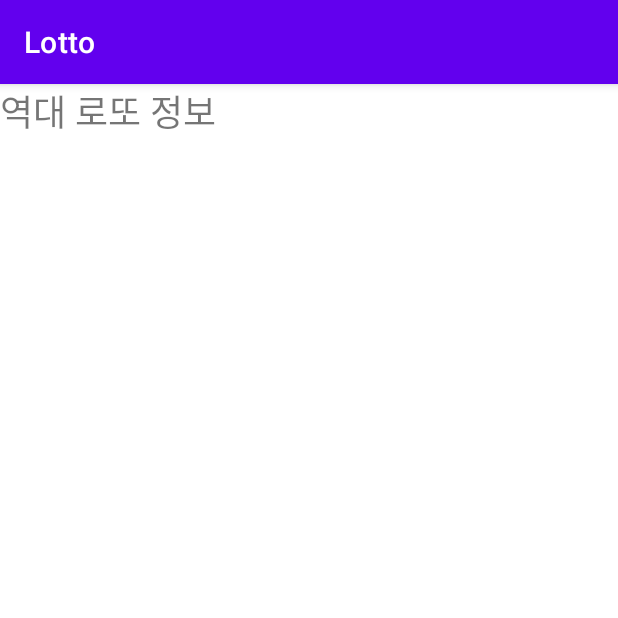
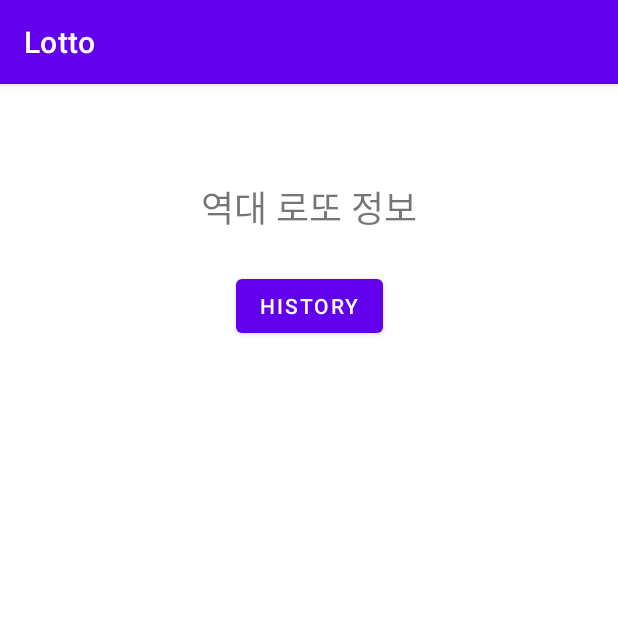
Before and after one commit to jiho1330/Lotto, an Android app: the LottoHistoryActivity screen opened directly, with no data from a screen before it, on a phone screen of 412 x 824 dp, the top half of it. Run offline under Robolectric (Android 15) with nearby library versions, the phone set to English and light mode, and no system bars.

Commit message:
Lotto History View 추가
List View 추가 및 항목 추가 기능 버튼에 추가

```diff
--- a/app/src/main/java/com/baram/lotto/LottoHistoryActivity.java
+++ b/app/src/main/java/com/baram/lotto/LottoHistoryActivity.java
@@ -2,13 +2,54 @@ package com.baram.lotto;
 
 import androidx.appcompat.app.AppCompatActivity;
 
+import android.content.Intent;
 import android.os.Bundle;
+import android.view.View;
+import android.widget.Button;
+import android.widget.ListView;
+import android.widget.ArrayAdapter;
+
+import java.util.ArrayList;
 
 public class LottoHistoryActivity extends AppCompatActivity {
+
+    Button btnLottoHistoryView;
+
+    ArrayList<String> items;
+    ArrayAdapter<String> adapter;
+    ListView listView;
 
     @Override
     protected void onCreate(Bundle savedInstanceState) {
         super.onCreate(savedInstanceState);
         setContentView(R.layout.activity_lotto_history);
+
+        // 역대 로또 정보 버튼
+        items = new ArrayList<String>();
+
+        // 어댑터 생성
+        adapter = new ArrayAdapter<String>(LottoHistoryActivity.this, android.R.layout.simple_list_item_1, items);
+
+        // 어댑터 설정
+        listView = (ListView) findViewById(R.id.LottoHistoryList);
+        listView.setAdapter(adapter);
+        //listView.setChoiceMode(ListView.CHOICE_MODE_SINGLE); // 하나의 항목만 선택할 수 있도록 설정
+
+        btnLottoHistoryView = findViewById(R.id.btnLottoHistoryView);
+        btnLottoHistoryView.setOnClickListener(new View.OnClickListener() {
+            @Override
+            public void onClick(View v) {   //여기서 클릭 시 행동을 결정
+                String text = "test";        // EditText에 입력된 문자열값을 얻기
+                items.add(text);                          // items 리스트에 입력된 문자열 추가
+                items.add("Sunday");
+                items.add("Monday");
+                items.add("Tuesday");
+                items.add("Wednesday");
+                items.add("Thursday");
+                items.add("Friday");
+                items.add("Saturday");
+                adapter.notifyDataSetChanged();           // 리스트 목록 갱신
+            }
+        });
     }
 }
--- a/app/src/main/res/layout/activity_lotto_history.xml
+++ b/app/src/main/res/layout/activity_lotto_history.xml
@@ -10,8 +10,28 @@
         android:id="@+id/textView"
         android:layout_width="wrap_content"
         android:layout_height="wrap_content"
+        android:layout_marginTop="64dp"
         android:text="역대 로또 정보"
         android:textSize="24sp"
-        tools:layout_editor_absoluteX="133dp"
-        tools:layout_editor_absoluteY="55dp" />
+        app:layout_constraintEnd_toEndOf="parent"
+        app:layout_constraintStart_toStartOf="parent"
+        app:layout_constraintTop_toTopOf="parent" />
+
+    <Button
+        android:id="@+id/btnLottoHistoryView"
+        android:layout_width="wrap_content"
+        android:layout_height="wrap_content"
+        android:layout_marginTop="24dp"
+        android:text="History"
+        app:layout_constraintEnd_toEndOf="parent"
+        app:layout_constraintStart_toStartOf="parent"
+        app:layout_constraintTop_toBottomOf="@+id/textView" />
+
+    <ListView
+        android:id="@+id/LottoHistoryList"
+        android:layout_width="wrap_content"
+        android:layout_height="500dp"
+        app:layout_constraintBottom_toBottomOf="parent"
+        app:layout_constraintEnd_toEndOf="parent"
+        app:layout_constraintStart_toStartOf="parent" />
 </androidx.constraintlayout.widget.ConstraintLayout>
```
